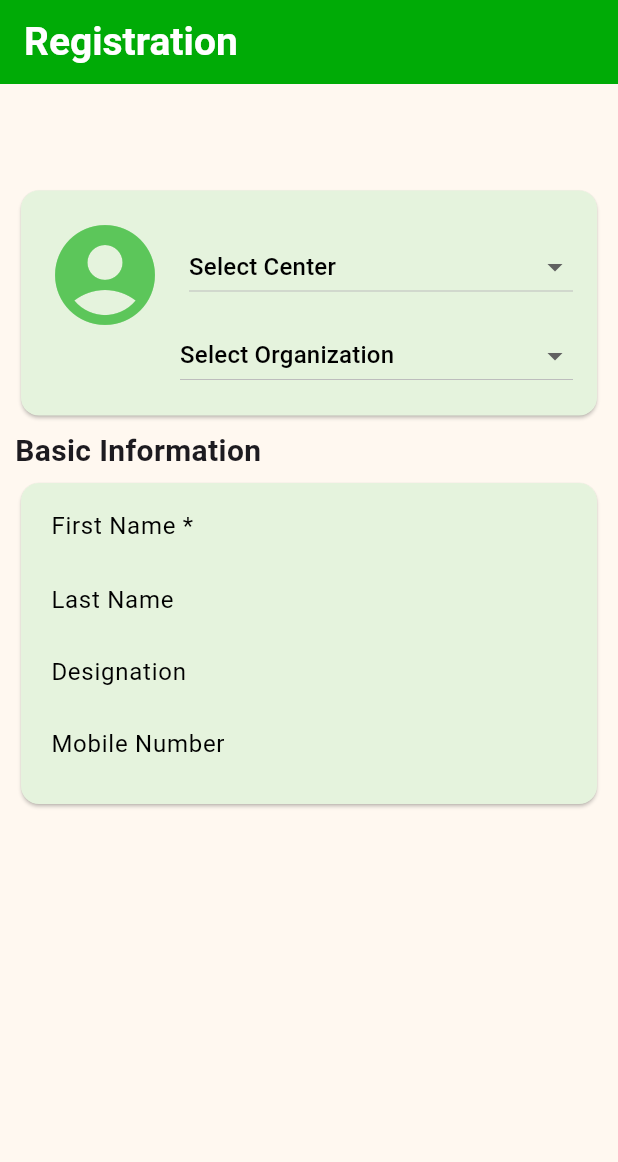
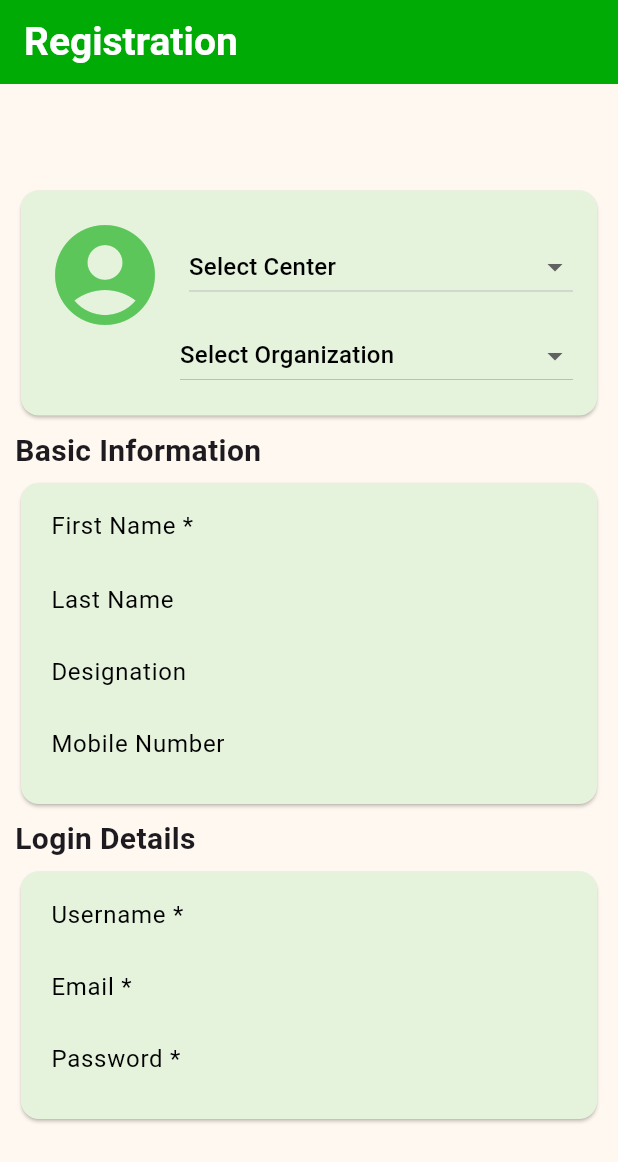
Before and after one commit to Rashmeet1-hub/WblMobile, a Flutter app: the screen it shows after launch, on a phone screen of 412 x 824 dp. Shown: the top 1162 px of the screen. Run offline on Flutter 3.47's test engine with Material 3 defaults, Android fonts, the phone set to English and light mode, and no system bars.

Commit message:
Added Login Details

```diff
--- a/lib/WBL Pages/Demo Testing Pages/adminregisteration.dart
+++ b/lib/WBL Pages/Demo Testing Pages/adminregisteration.dart
@@ -278,6 +278,131 @@ class adminregisteration extends StatelessWidget {
                   ]),
                 ),
               ),
+            ),
+            const SizedBox(
+              height: 5,
+            ),
+            const Padding(
+              padding: EdgeInsets.only(left: 10),
+              child: Text(
+                'Login Details',
+                style: TextStyle(fontSize: 20, fontWeight: FontWeight.bold),
+              ),
+            ),
+            const SizedBox(
+              height: 3,
+            ),
+            Padding(
+              padding: const EdgeInsets.only(left: 10, right: 10),
+              child: Card(
+                color: colorCard,
+                child: Padding(
+                  padding: EdgeInsets.fromLTRB(16, 5, 16, 16),
+                  child: Column(
+                    children: [
+                      TextFormField(
+                        textCapitalization: TextCapitalization.words,
+                        decoration: InputDecoration(
+                          labelText: 'Username *',
+                          labelStyle: const TextStyle(
+                            color: Colors.black,
+                            fontSize: 16,
+                            //fontWeight: FontWeight.bold,
+                          ),
+
+                          contentPadding: const EdgeInsets.only(top: 3),
+                          hintText: 'Enter your Username ',
+                          hintStyle: const TextStyle(
+                            color: Colors.black,
+                            //fontSize: 16,
+                          ),
+                          enabledBorder: const OutlineInputBorder(
+                              borderSide: BorderSide.none),
+                          // contentPadding: const EdgeInsets.symmetric(
+                          //   vertical: 12.0,
+                          //   horizontal: 16.0,
+                          // ),
+                          focusedErrorBorder: OutlineInputBorder(
+                            borderRadius: BorderRadius.circular(8.0),
+                            borderSide: const BorderSide(color: Colors.red),
+                          ),
+                        ),
+                        validator: (String? value) {
+                          return (value != null)
+                              ? 'Please Enter your Username'
+                              : null;
+                        },
+                      ),
+                      TextFormField(
+                        textCapitalization: TextCapitalization.words,
+                        decoration: InputDecoration(
+                          labelText: 'Email *',
+                          labelStyle: const TextStyle(
+                            color: Colors.black,
+                            fontSize: 16,
+                            //fontWeight: FontWeight.bold,
+                          ),
+
+                          contentPadding: const EdgeInsets.only(top: 3),
+                          hintText: 'Enter your email ',
+                          hintStyle: const TextStyle(
+                            color: Colors.black,
+                            //fontSize: 16,
+                          ),
+                          enabledBorder: const OutlineInputBorder(
+                              borderSide: BorderSide.none),
+                          // contentPadding: const EdgeInsets.symmetric(
+                          //   vertical: 12.0,
+                          //   horizontal: 16.0,
+                          // ),
+                          focusedErrorBorder: OutlineInputBorder(
+                            borderRadius: BorderRadius.circular(8.0),
+                            borderSide: const BorderSide(color: Colors.red),
+                          ),
+                        ),
+                        validator: (String? value) {
+                          return (value != null)
+                              ? 'Please Enter your email'
+                              : null;
+                        },
+                      ),
+                      TextFormField(
+                        textCapitalization: TextCapitalization.words,
+                        decoration: InputDecoration(
+                          labelText: 'Password *',
+                          labelStyle: const TextStyle(
+                            color: Colors.black,
+                            fontSize: 16,
+                            //fontWeight: FontWeight.bold,
+                          ),
+
+                          contentPadding: const EdgeInsets.only(top: 3),
+                          hintText: 'Enter your Password ',
+                          hintStyle: const TextStyle(
+                            color: Colors.black,
+                            //fontSize: 16,
+                          ),
+                          enabledBorder: const OutlineInputBorder(
+                              borderSide: BorderSide.none),
+                          // contentPadding: const EdgeInsets.symmetric(
+                          //   vertical: 12.0,
+                          //   horizontal: 16.0,
+                          // ),
+                          focusedErrorBorder: OutlineInputBorder(
+                            borderRadius: BorderRadius.circular(8.0),
+                            borderSide: const BorderSide(color: Colors.red),
+                          ),
+                        ),
+                        validator: (String? value) {
+                          return (value != null)
+                              ? 'Please Enter your Password'
+                              : null;
+                        },
+                      ),
+                    ],
+                  ),
+                ),
+              ),
             )
           ],
         ),
```
